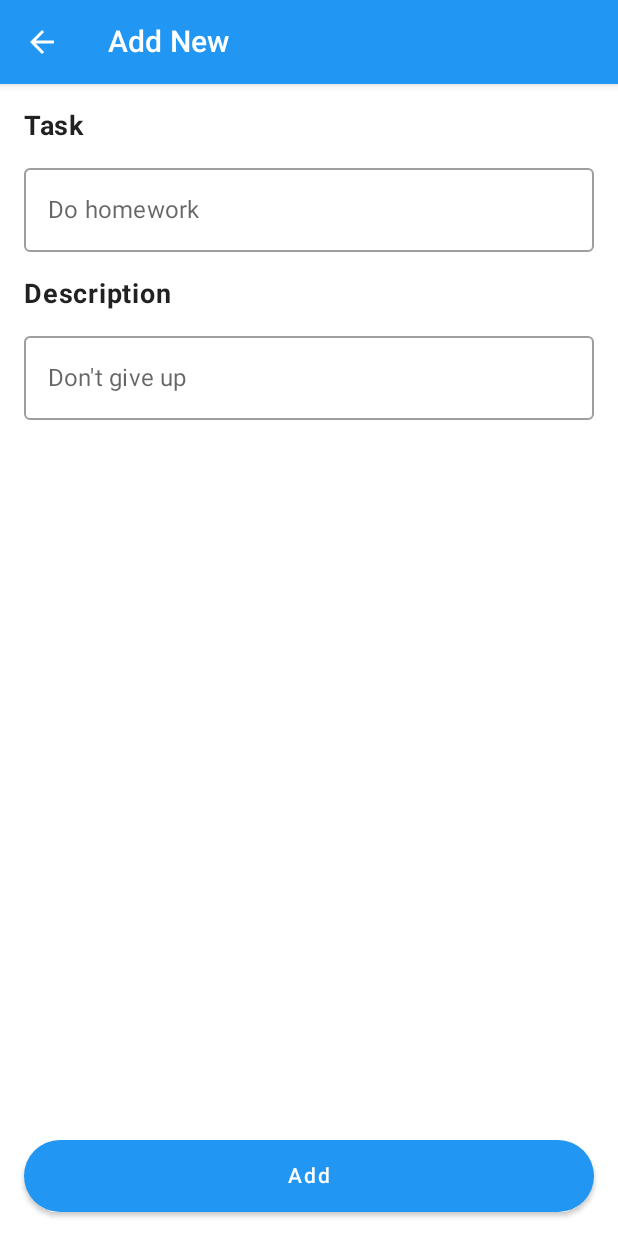
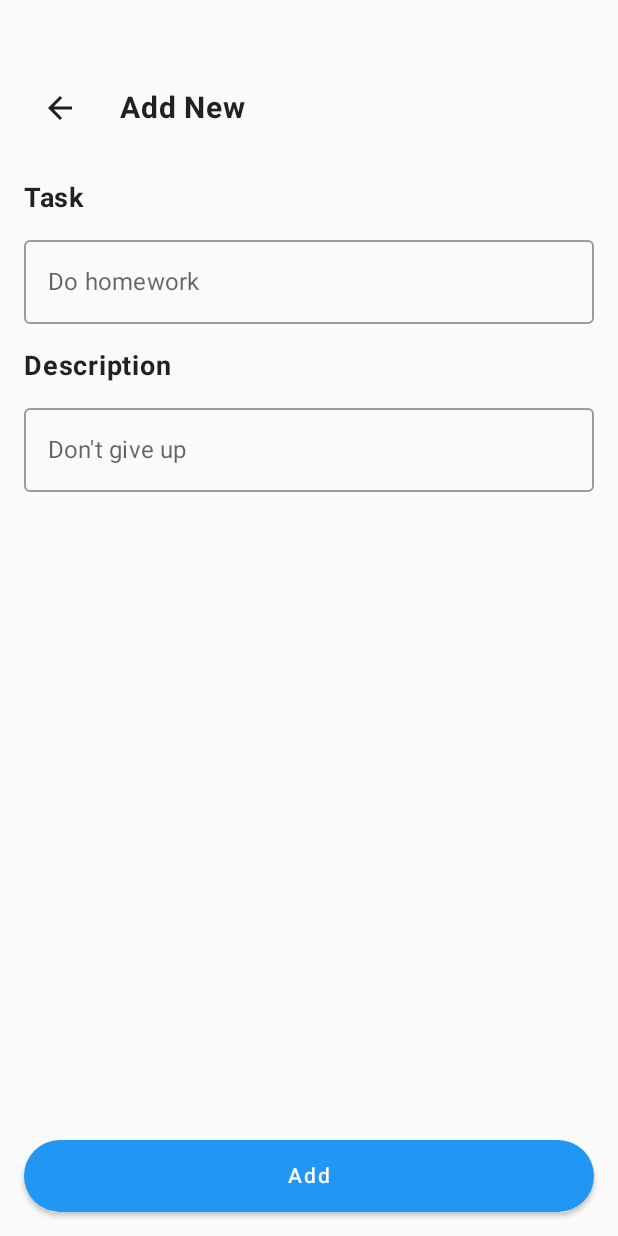
Before and after one commit to Yuno04/Tuan04_MVVM, an Android app built with Jetpack Compose: the AddTaskScreen screen opened through its navigation route, on a phone screen of 412 x 824 dp. Run offline under Robolectric (Android 15) with nearby library versions, the phone set to English and light mode, and no system bars.

Commit message:
Update UI

```diff
--- /dev/null
+++ b/app/src/main/java/com/example/tuan04_mvvm/UTHSmartTasksApplication.kt
@@ -0,0 +1 @@
+package com.example.tuan04_mvvm
--- /dev/null
+++ b/app/src/main/java/com/example/tuan04_mvvm/data/TaskDao.kt
@@ -0,0 +1 @@
+package com.example.tuan04_mvvm.data
--- /dev/null
+++ b/app/src/main/java/com/example/tuan04_mvvm/data/TaskDatabase.kt
@@ -0,0 +1 @@
+package com.example.tuan04_mvvm.data
--- /dev/null
+++ b/app/src/main/java/com/example/tuan04_mvvm/data/TaskRepository.kt
@@ -0,0 +1 @@
+package com.example.tuan04_mvvm.data
--- a/app/src/main/java/com/example/tuan04_mvvm/ui/theme/screens/AddTaskScreen.kt
+++ b/app/src/main/java/com/example/tuan04_mvvm/ui/theme/screens/AddTaskScreen.kt
@@ -1,11 +1,14 @@
 package com.example.tuan04_mvvm.ui.theme.screens
 
 import androidx.compose.foundation.layout.*
+import androidx.compose.foundation.rememberScrollState
 import androidx.compose.foundation.shape.RoundedCornerShape
+import androidx.compose.foundation.verticalScroll
 import androidx.compose.material.*
 import androidx.compose.material.icons.Icons
 import androidx.compose.material.icons.filled.ArrowBack
 import androidx.compose.runtime.*
+import androidx.compose.ui.Alignment
 import androidx.compose.ui.Modifier
 import androidx.compose.ui.graphics.Color
 import androidx.compose.ui.text.font.FontWeight
@@ -22,26 +25,40 @@ fun AddTaskScreen(
     var taskTitle by remember { mutableStateOf("") }
     var taskDescription by remember { mutableStateOf("") }
 
-    Scaffold(
-        topBar = {
-            TopAppBar(
-                title = { Text("Add New") },
-                navigationIcon = {
-                    IconButton(onClick = { navController.navigateUp() }) {
-                        Icon(
-                            imageVector = Icons.Default.ArrowBack,
-                            contentDescription = "Back"
-                        )
-                    }
-                }
+    Column(modifier = Modifier.fillMaxSize()) {
+        // Thêm không gian trống ở trên để tránh bị che bởi viền điện thoại
+        Spacer(modifier = Modifier.height(40.dp))
+
+        // TopAppBar tùy chỉnh thay vì sử dụng TopAppBar của Material
+        Row(
+            modifier = Modifier
+                .fillMaxWidth()
+                .padding(horizontal = 16.dp, vertical = 8.dp),
+            verticalAlignment = Alignment.CenterVertically
+        ) {
+            IconButton(
+                onClick = { navController.navigateUp() },
+                modifier = Modifier.size(48.dp)
+            ) {
+                Icon(
+                    imageVector = Icons.Default.ArrowBack,
+                    contentDescription = "Back"
+                )
+            }
+
+            Text(
+                text = "Add New",
+                fontSize = 20.sp,
+                fontWeight = FontWeight.Bold,
+                modifier = Modifier.padding(start = 16.dp)
             )
         }
-    ) { paddingValues ->
+
+        // Nội dung chính
         Column(
             modifier = Modifier
                 .fillMaxSize()
-                .padding(paddingValues)
-                .padding(16.dp),
+                .padding(horizontal = 16.dp, vertical = 16.dp),
             verticalArrangement = Arrangement.spacedBy(16.dp)
         ) {
             Text(
--- a/app/src/main/java/com/example/tuan04_mvvm/ui/theme/screens/TaskListScreen.kt
+++ b/app/src/main/java/com/example/tuan04_mvvm/ui/theme/screens/TaskListScreen.kt
@@ -1,5 +1,6 @@
 package com.example.tuan04_mvvm.ui.theme.screens
 
+import androidx.compose.foundation.background
 import androidx.compose.foundation.layout.*
 import androidx.compose.foundation.lazy.LazyColumn
 import androidx.compose.foundation.lazy.items
@@ -7,9 +8,12 @@ import androidx.compose.material.*
 import androidx.compose.material.icons.Icons
 import androidx.compose.material.icons.filled.*
 import androidx.compose.runtime.Composable
+import androidx.compose.ui.Alignment
 import androidx.compose.ui.Modifier
 import androidx.compose.ui.graphics.Color
+import androidx.compose.ui.text.font.FontWeight
 import androidx.compose.ui.unit.dp
+import androidx.compose.ui.unit.sp
 import androidx.navigation.NavController
 import com.example.tuan04_mvvm.ui.theme.components.TaskItem
 import com.example.tuan04_mvvm.viewmodel.TaskViewModel
@@ -22,20 +26,41 @@ fun TaskListScreen(
 ) {
     val tasks = viewModel.tasks.value
 
-    Scaffold(
-        topBar = {
-            TopAppBar(
-                title = { Text("List") },
-                navigationIcon = {
-                    IconButton(onClick = { }) {
+    Column(modifier = Modifier.fillMaxSize()) {
+        // Thêm không gian trống ở trên để tránh bị che bởi viền điện thoại
+        Spacer(modifier = Modifier.height(40.dp))
+
+        // TopAppBar tùy chỉnh thay vì sử dụng TopAppBar của Material
+        Row(
+            modifier = Modifier
+                .fillMaxWidth()
+                .padding(horizontal = 16.dp, vertical = 8.dp),
+            verticalAlignment = Alignment.CenterVertically,
+            horizontalArrangement = Arrangement.SpaceBetween
+        ) {
+            Row(verticalAlignment = Alignment.CenterVertically) {
+                IconButton(
+                    onClick = { /* Xử lý khi nhấn nút back */ },
+                    modifier = Modifier.size(48.dp)
+                ) {
                     Icon(
                         imageVector = Icons.Default.ArrowBack,
                         contentDescription = "Back"
                     )
                 }
-                },
-                actions = {
-                    IconButton(onClick = { }) {
+
+                Text(
+                    text = "List",
+                    fontSize = 20.sp,
+                    fontWeight = FontWeight.Bold,
+                    modifier = Modifier.padding(start = 16.dp)
+                )
+            }
+
+            IconButton(
+                onClick = { /* Xử lý khi nhấn nút add ở thanh tiêu đề */ },
+                modifier = Modifier.size(48.dp)
+            ) {
                 Icon(
                     imageVector = Icons.Default.Add,
                     contentDescription = "Add",
@@ -43,15 +68,30 @@ fun TaskListScreen(
                 )
             }
         }
-            )
-        },
-        bottomBar = {
-            BottomAppBar(
-                backgroundColor = Color.White
+
+        // Danh sách task
+        Box(modifier = Modifier.weight(1f)) {
+            LazyColumn(
+                modifier = Modifier
+                    .fillMaxSize()
+                    .padding(16.dp),
+                verticalArrangement = Arrangement.spacedBy(8.dp)
             ) {
+                items(tasks) { task ->
+                    TaskItem(task = task)
+                }
+            }
+        }
+
+        // Bottom navigation
         Row(
-                    modifier = Modifier.fillMaxWidth(),
-                    horizontalArrangement = Arrangement.SpaceEvenly
+            modifier = Modifier
+                .fillMaxWidth()
+                .height(56.dp)
+                .background(Color.White)
+                .padding(bottom = 20.dp), // <-- Thêm dòng này ,
+            horizontalArrangement = Arrangement.SpaceEvenly,
+            verticalAlignment = Alignment.CenterVertically
         ) {
             IconButton(onClick = { }) {
                 Icon(
@@ -68,7 +108,8 @@ fun TaskListScreen(
             Box(
                 modifier = Modifier
                     .size(56.dp)
-                            .padding(4.dp)
+                    .padding(4.dp),
+                contentAlignment = Alignment.Center
             ) {
                 FloatingActionButton(
                     onClick = { navController.navigate("addTask") },
@@ -83,7 +124,7 @@ fun TaskListScreen(
             }
             IconButton(onClick = { }) {
                 Icon(
-                            imageVector = Icons.Default.Edit,
+                    imageVector = Icons.Default.Build,
                     contentDescription = "Documents"
                 )
             }
@@ -96,17 +137,3 @@ fun TaskListScreen(
         }
     }
 }
-    ) { paddingValues ->
-        LazyColumn(
-            modifier = Modifier
-                .fillMaxSize()
-                .padding(paddingValues)
-                .padding(16.dp),
-            verticalArrangement = Arrangement.spacedBy(8.dp)
-        ) {
-            items(tasks) { task ->
-                TaskItem(task = task)
-            }
-        }
-    }
-}
--- /dev/null
+++ b/app/src/main/java/com/example/tuan04_mvvm/viewmodel/TaskViewModelFactory.kt
@@ -0,0 +1 @@
+package com.example.tuan04_mvvm.viewmodel
```
Lines whose indentation alone changed are shown as unchanged.
